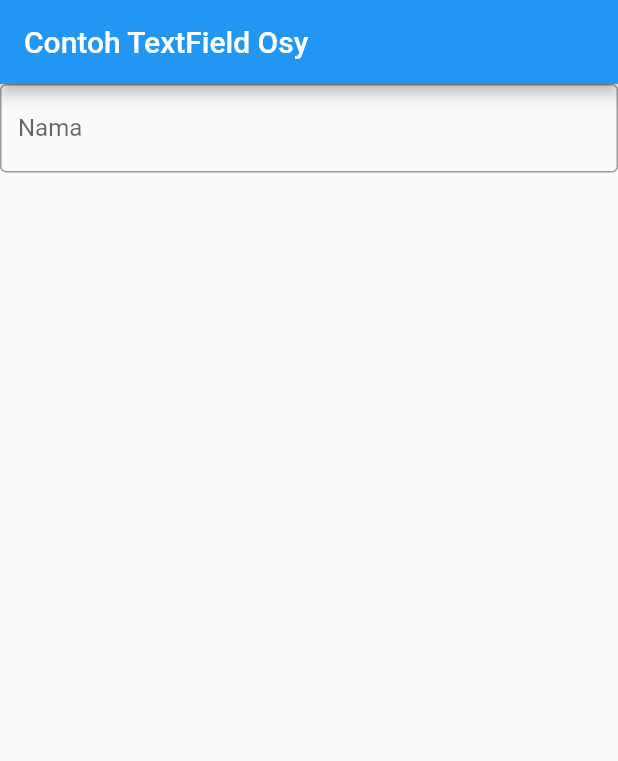
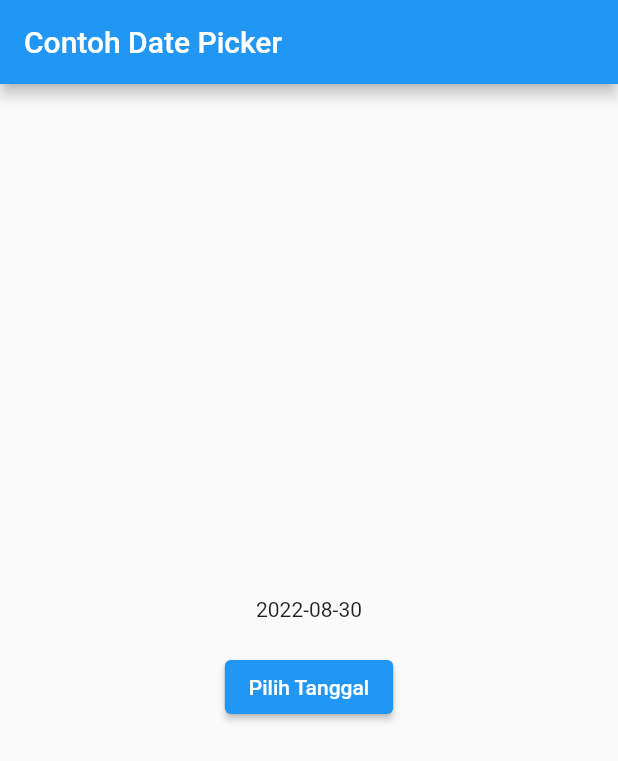
Before and after one commit to osykris/flutter-fundamental-part1, a Flutter app: the screen it shows after launch, on a phone screen of 412 x 824 dp. Shown: the top 761 px of the screen. Run offline on Flutter 3.47's test engine with Material 2 defaults, Android fonts, the light colour scheme and no system bars.

Commit message:
Praktikum 4: Date and Time Pickers

```diff
--- a/lib/main.dart
+++ b/lib/main.dart
@@ -1,23 +1,71 @@
+import 'dart:async';
 import 'package:flutter/material.dart';
 
-void main() {
-  runApp(const MyApp());
-}
+void main() => runApp(const MyApp());
 
 class MyApp extends StatelessWidget {
   const MyApp({Key? key}) : super(key: key);
 
   @override
   Widget build(BuildContext context) {
-    return MaterialApp(
-      home: Scaffold(
-        appBar: AppBar(title: const Text("Contoh TextField Osy")),
-        body: const TextField(
-          obscureText: false,
-          decoration: InputDecoration(
-            border: OutlineInputBorder(),
-            labelText: 'Nama',
-          ),
+    return const MaterialApp(
+      title: 'Contoh Date Picker',
+      home: MyHomePage(title: 'Contoh Date Picker'),
+    );
+  }
+}
+
+class MyHomePage extends StatefulWidget {
+  const MyHomePage({Key? key, required this.title}) : super(key: key);
+
+  final String title;
+
+  @override
+  _MyHomePageState createState() => _MyHomePageState();
+}
+
+class _MyHomePageState extends State<MyHomePage> {
+  // Variable/State untuk mengambil tanggal
+  DateTime selectedDate = DateTime.now();
+
+  //  Initial SelectDate FLutter
+  Future<void> _selectDate(BuildContext context) async {
+    // Initial DateTime FIinal Picked
+    final DateTime? picked = await showDatePicker(
+        context: context,
+        initialDate: selectedDate,
+        firstDate: DateTime(2015, 8),
+        lastDate: DateTime(2101));
+    if (picked != null && picked != selectedDate) {
+      setState(() {
+        selectedDate = picked;
+      });
+    }
+  }
+
+  @override
+  Widget build(BuildContext context) {
+    return Scaffold(
+      appBar: AppBar(
+        title: Text(widget.title),
+      ),
+      body: Center(
+        child: Column(
+          mainAxisSize: MainAxisSize.min,
+          children: <Widget>[
+            Text("${selectedDate.toLocal()}".split(' ')[0]),
+            const SizedBox(
+              height: 20.0,
+            ),
+            ElevatedButton(
+              onPressed: () => {
+                _selectDate(context),
+                // ignore: avoid_print
+                print(selectedDate.day + selectedDate.month + selectedDate.year)
+              },
+              child: const Text('Pilih Tanggal'),
+            ),
+          ],
         ),
       ),
     );
```
